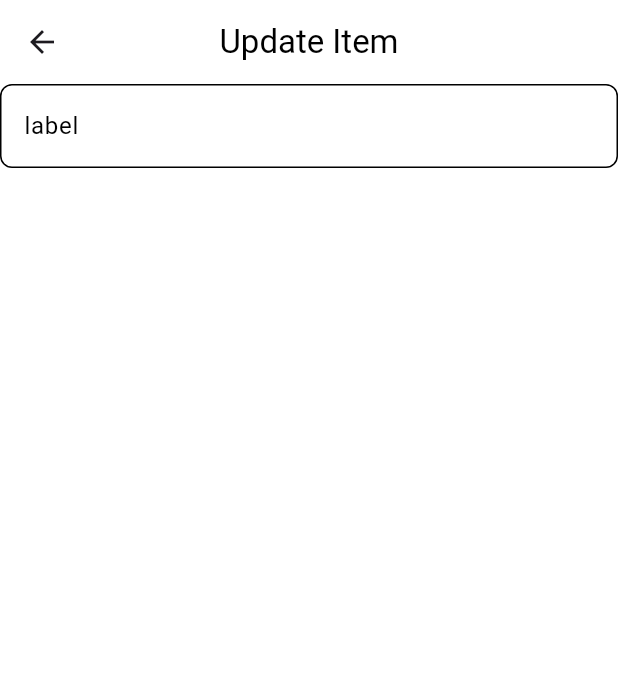
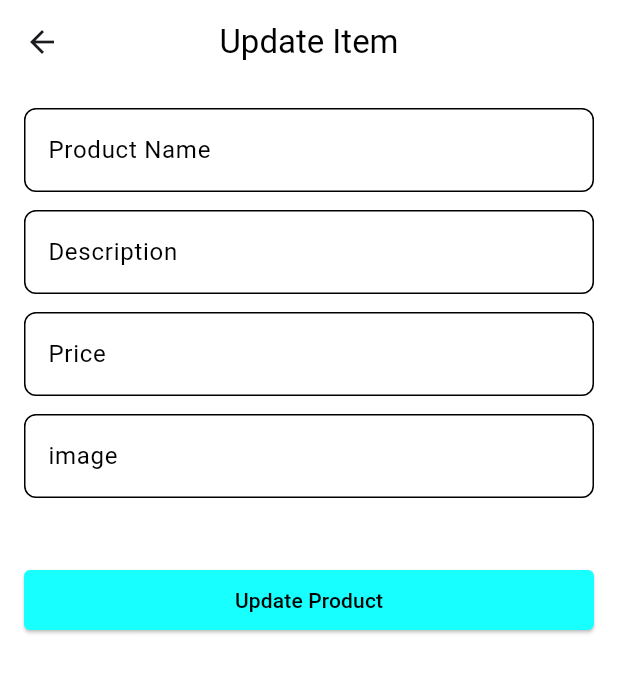
Before and after one commit to TOKYO-FN/store_app, a Flutter app: the UpdateItemScreen screen opened by its route, on a phone screen of 412 x 824 dp. Shown: the top 673 px of the screen. Run offline on Flutter 3.47's test engine with Material 3 defaults, Android fonts, the phone set to English and light mode, and no system bars; drawn by our look-alikes of modal_progress_hud_nsn; our stand-ins replace dio; network calls fail.

Commit message:
Update product screen with new fields and API calls

```diff
--- a/lib/models/product_model.dart
+++ b/lib/models/product_model.dart
@@ -5,8 +5,10 @@ class ProductModel {
   final String description;
   final String image;
   final RatingModel ratingModel;
+  final String category;
 
   ProductModel({
+    required this.category,
     required this.id,
     required this.title,
     required this.price,
@@ -23,6 +25,7 @@ class ProductModel {
       description: jsonData['description'],
       image: jsonData['image'],
       ratingModel: RatingModel.fromJson(jsonData['rating']),
+      category: jsonData['category'],
     );
   }
 }
--- a/lib/screens/update_item_screen.dart
+++ b/lib/screens/update_item_screen.dart
@@ -1,22 +1,97 @@
 import 'package:flutter/material.dart';
+import 'package:modal_progress_hud_nsn/modal_progress_hud_nsn.dart';
+import 'package:store_app/models/product_model.dart';
+import 'package:store_app/services/update_product_service.dart';
+import 'package:store_app/widgets/custom_button.dart';
 import 'package:store_app/widgets/custom_text_field.dart';
 
-class UpdateItemScreen extends StatelessWidget {
+class UpdateItemScreen extends StatefulWidget {
   const UpdateItemScreen({super.key});
   static String id = 'update item screen';
 
   @override
+  State<UpdateItemScreen> createState() => _UpdateItemScreenState();
+}
+
+class _UpdateItemScreenState extends State<UpdateItemScreen> {
+  String? price;
+
+  String? productName;
+
+  String? description;
+
+  String? image;
+
+  bool isloading = false;
+  @override
   Widget build(BuildContext context) {
-    return Scaffold(
-      backgroundColor: Colors.white,
-      appBar: AppBar(
+    return ModalProgressHUD(
+      inAsyncCall: isloading,
+      child: Scaffold(
         backgroundColor: Colors.white,
-        title: Text("Update Item", style: TextStyle(color: Colors.black)),
-        centerTitle: true,
-      ),
-      body: Column(
-        children: [CustomTextField.CustomTextFormField(label: 'label')],
+        appBar: AppBar(
+          backgroundColor: Colors.white,
+          title: Text("Update Item", style: TextStyle(color: Colors.black)),
+          centerTitle: true,
+        ),
+        body: Padding(
+          padding: const EdgeInsets.all(16),
+          child: Column(
+            spacing: 12,
+            children: [
+              CustomTextField(
+                label: 'Product Name',
+                onChanged: (data) => productName = data,
+              ),
+              CustomTextField(
+                label: 'Description',
+                onChanged: (data) => description = data,
+              ),
+              CustomTextField(
+                label: 'Price',
+                textInputType: TextInputType.number,
+                onChanged: (data) => price = data,
+              ),
+              CustomTextField(
+                label: 'image',
+                onChanged: (data) => image = data,
+              ),
+              SizedBox(height: 20),
+              CustomButton(
+                label: 'Update Product',
+                fun: () {
+                  isloading = true;
+                  setState(() {});
+                  ProductModel productModel =
+                      ModalRoute.of(context)!.settings.arguments
+                          as ProductModel;
+
+                  try {
+                    updateProduct(productModel);
+                    print('Success');
+                  } catch (e) {
+                    print(e.toString());
+                  }
+                  isloading = false;
+                  setState(() {});
+                },
+              ),
+            ],
+          ),
+        ),
       ),
     );
   }
+
+  void updateProduct(ProductModel productModel) {
+    UpdateProductService().updateProduct(
+      id: productModel.id.toString(),
+      title: productName == null ? productModel.title : productName!,
+      price: price == null ? productModel.price.toString() : price!,
+      description:
+          description == null ? productModel.description : description!,
+      image: image == null ? productModel.image : image!,
+      category: productModel.category,
+    );
+  }
 }
--- a/lib/services/update_product_service.dart
+++ b/lib/services/update_product_service.dart
@@ -5,6 +5,7 @@ class UpdateProductService {
   var dio = Dio();
 
   Future<ProductModel> updateProduct({
+    required String id,
     required String title,
     required String price,
     required String description,
@@ -19,9 +20,10 @@ class UpdateProductService {
       'category': category,
     };
     Response response = await dio.put(
-      'https://fakestoreapi.com/products',
+      'https://fakestoreapi.com/products/$id',
       queryParameters: queryParams,
     );
+    print(response);
 
     if (response.statusCode == 200) {
       return ProductModel.fromJson(response.data);
--- a/lib/widgets/custom_button.dart
+++ b/lib/widgets/custom_button.dart
@@ -12,7 +12,7 @@ class CustomButton extends StatelessWidget {
       child: ElevatedButton(
         onPressed: fun,
         style: ElevatedButton.styleFrom(
-          backgroundColor: Colors.amber[200], // Button color
+          backgroundColor: Colors.cyanAccent, // Button color
           shape: RoundedRectangleBorder(
             borderRadius: BorderRadius.circular(4), // Rounded corners
           ),
--- a/lib/widgets/custom_text_field.dart
+++ b/lib/widgets/custom_text_field.dart
@@ -1,9 +1,10 @@
 import 'package:flutter/material.dart';
 
 class CustomTextField extends StatelessWidget {
-  CustomTextField.CustomTextFormField({
+  CustomTextField({
     super.key,
     required this.label,
+    this.textInputType,
     this.onChanged,
     this.isPassword = false,
     this.prefixIcon,
@@ -14,14 +15,13 @@ class CustomTextField extends StatelessWidget {
   final bool isPassword;
   Icon? prefixIcon;
   IconButton? postFixIcon;
+  TextInputType? textInputType;
 
   @override
   Widget build(BuildContext context) {
     return TextFormField(
       obscureText: isPassword,
-      validator: (data) {
-        if (data!.isEmpty) return 'this field is required';
-      },
+      keyboardType: textInputType,
       onChanged: onChanged,
       decoration: InputDecoration(
         prefixIcon: prefixIcon,
--- a/pubspec.yaml
+++ b/pubspec.yaml
@@ -35,6 +35,7 @@ dependencies:
   # Use with the CupertinoIcons class for iOS style icons.
   cupertino_icons: ^1.0.8
   dio: ^5.8.0+1
+  modal_progress_hud_nsn: ^0.5.1
 
 dev_dependencies:
   flutter_test:
```
Also changed, not shown: lib/helper/api.dart (added, +15 -0 lines), lib/screens/home_screen.dart (+5 -2 lines), lib/services/get_all_products_service.dart (+6 -14 lines), pubspec.lock.
